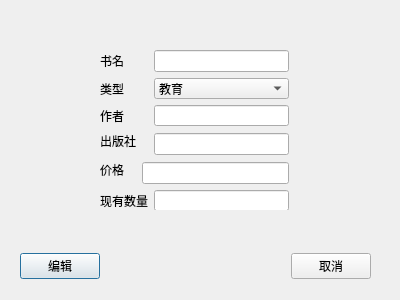
The window that LMS/lms_book_edit_dialog.ui (NumberMan1/LMS) describes before a commit, drawn with Qt 5.
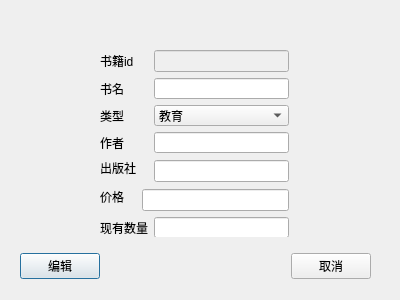
The same window after the commit.

What changed in the file:
```diff
--- a/LMS/lms_book_edit_dialog.ui
+++ b/LMS/lms_book_edit_dialog.ui
@@ -64,24 +64,11 @@
      <x>100</x>
      <y>50</y>
      <width>189</width>
-     <height>160</height>
+     <height>187</height>
     </rect>
    </property>
    <layout class="QGridLayout" name="gridLayout">
-    <item row="0" column="0" colspan="2">
-     <widget class="QLabel" name="name_label">
-      <property name="text">
-       <string>书名</string>
-      </property>
-      <property name="buddy">
-       <cstring>name_edit</cstring>
-      </property>
-     </widget>
-    </item>
-    <item row="0" column="2">
-     <widget class="QLineEdit" name="name_edit"/>
-    </item>
-    <item row="1" column="0" colspan="2">
+    <item row="2" column="0" colspan="2">
      <widget class="QLabel" name="type_label">
       <property name="text">
        <string>类型</string>
@@ -91,31 +78,30 @@
       </property>
      </widget>
     </item>
-    <item row="1" column="2">
-     <widget class="QComboBox" name="type_combo_box">
-      <item>
-       <property name="text">
-        <string>教育</string>
-       </property>
-      </item>
-      <item>
-       <property name="text">
-        <string>童话</string>
-       </property>
-      </item>
-      <item>
-       <property name="text">
-        <string>文学</string>
-       </property>
-      </item>
-      <item>
-       <property name="text">
-        <string>科幻</string>
-       </property>
-      </item>
+    <item row="5" column="0" rowspan="2">
+     <widget class="QLabel" name="price_label">
+      <property name="text">
+       <string>价格</string>
+      </property>
+      <property name="buddy">
+       <cstring>price_edit</cstring>
+      </property>
      </widget>
     </item>
-    <item row="2" column="0">
+    <item row="3" column="2">
+     <widget class="QLineEdit" name="auther_edit"/>
+    </item>
+    <item row="7" column="0" colspan="2">
+     <widget class="QLabel" name="num_label">
+      <property name="text">
+       <string>现有数量</string>
+      </property>
+      <property name="buddy">
+       <cstring>num_edit</cstring>
+      </property>
+     </widget>
+    </item>
+    <item row="3" column="0">
      <widget class="QLabel" name="auther_label">
       <property name="text">
        <string>作者</string>
@@ -125,10 +111,14 @@
       </property>
      </widget>
     </item>
-    <item row="2" column="2">
-     <widget class="QLineEdit" name="auther_edit"/>
+    <item row="4" column="2" rowspan="2">
+     <widget class="QLineEdit" name="press_edit">
+      <property name="text">
+       <string/>
+      </property>
+     </widget>
     </item>
-    <item row="3" column="0">
+    <item row="4" column="0">
      <widget class="QLabel" name="press_label">
       <property name="text">
        <string>出版社</string>
@@ -138,47 +128,71 @@
       </property>
      </widget>
     </item>
-    <item row="3" column="2" rowspan="2">
-     <widget class="QLineEdit" name="press_edit">
-      <property name="text">
-       <string/>
-      </property>
-     </widget>
-    </item>
-    <item row="4" column="0" rowspan="2">
-     <widget class="QLabel" name="price_label">
-      <property name="text">
-       <string>价格</string>
-      </property>
-      <property name="buddy">
-       <cstring>price_edit</cstring>
-      </property>
-     </widget>
-    </item>
-    <item row="5" column="1" colspan="2">
+    <item row="6" column="1" colspan="2">
      <widget class="QLineEdit" name="price_edit">
       <property name="text">
        <string/>
       </property>
      </widget>
     </item>
-    <item row="6" column="0" colspan="2">
-     <widget class="QLabel" name="num_label">
+    <item row="2" column="2">
+     <widget class="QComboBox" name="type_combo_box">
+      <item>
+       <property name="text">
+        <string>教育</string>
+       </property>
+      </item>
+      <item>
+       <property name="text">
+        <string>童话</string>
+       </property>
+      </item>
+      <item>
+       <property name="text">
+        <string>文学</string>
+       </property>
+      </item>
+      <item>
+       <property name="text">
+        <string>科幻</string>
+       </property>
+      </item>
+     </widget>
+    </item>
+    <item row="1" column="2">
+     <widget class="QLineEdit" name="name_edit"/>
+    </item>
+    <item row="1" column="0" colspan="2">
+     <widget class="QLabel" name="name_label">
       <property name="text">
-       <string>现有数量</string>
+       <string>书名</string>
       </property>
       <property name="buddy">
        <cstring>num_edit</cstring>
       </property>
      </widget>
     </item>
-    <item row="6" column="2">
+    <item row="7" column="2">
      <widget class="QLineEdit" name="num_edit">
       <property name="text">
        <string/>
       </property>
      </widget>
     </item>
+    <item row="0" column="0">
+     <widget class="QLabel" name="id_label">
+      <property name="text">
+       <string>书籍id</string>
+      </property>
+     </widget>
+    </item>
+    <item row="0" column="2">
+     <widget class="QLineEdit" name="id_edit">
+      <property name="enabled">
+       <bool>false</bool>
+      </property>
+     </widget>
+    </item>
    </layout>
   </widget>
  </widget>
```
Left out of the diff: 2 changed lines with no effect on the pictures.
